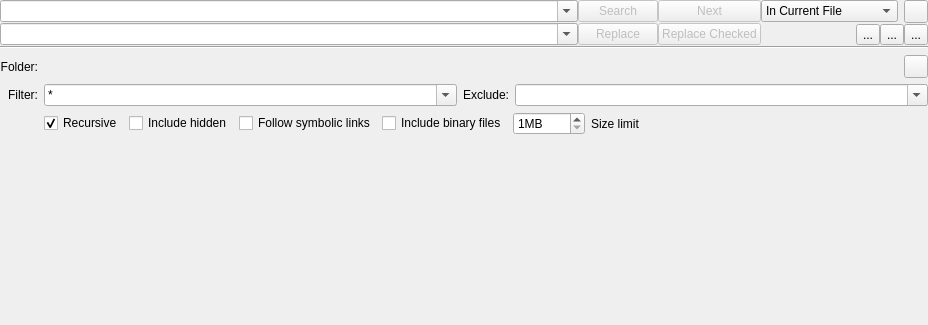
This is addons/search/search.ui in KDE/kate as Qt 5 draws it before an edit. The edited form follows.
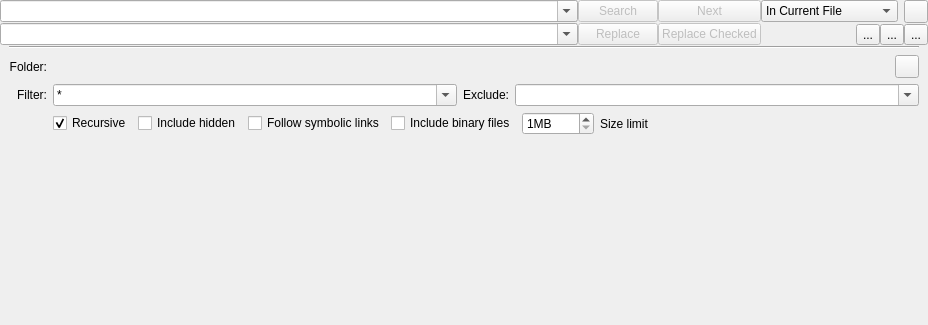
This is the edited form. Custom widgets are drawn as their Qt base class.

Commit message:
search: Restore left and right margins of the search options
These margins were set to 0 in the ui file, but they need to be there to prevent
the option controls from "sticking" to the sides.

The edit to the form file:
```diff
--- a/addons/search/search.ui
+++ b/addons/search/search.ui
@@ -297,15 +297,9 @@
      </widget>
      <widget class="QWidget" name="optionsPage">
       <layout class="QGridLayout" name="optionsLayout">
-       <property name="leftMargin">
-        <number>0</number>
-       </property>
        <property name="topMargin">
         <number>0</number>
        </property>
-       <property name="rightMargin">
-        <number>0</number>
-       </property>
        <property name="bottomMargin">
         <number>0</number>
        </property>
```
